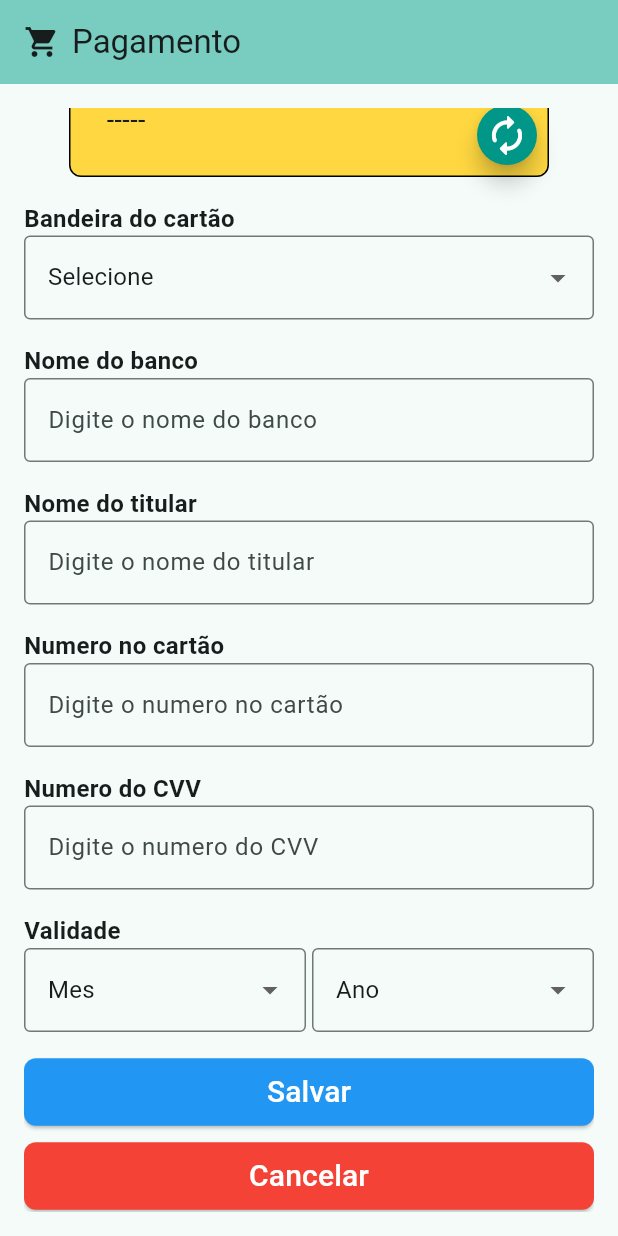
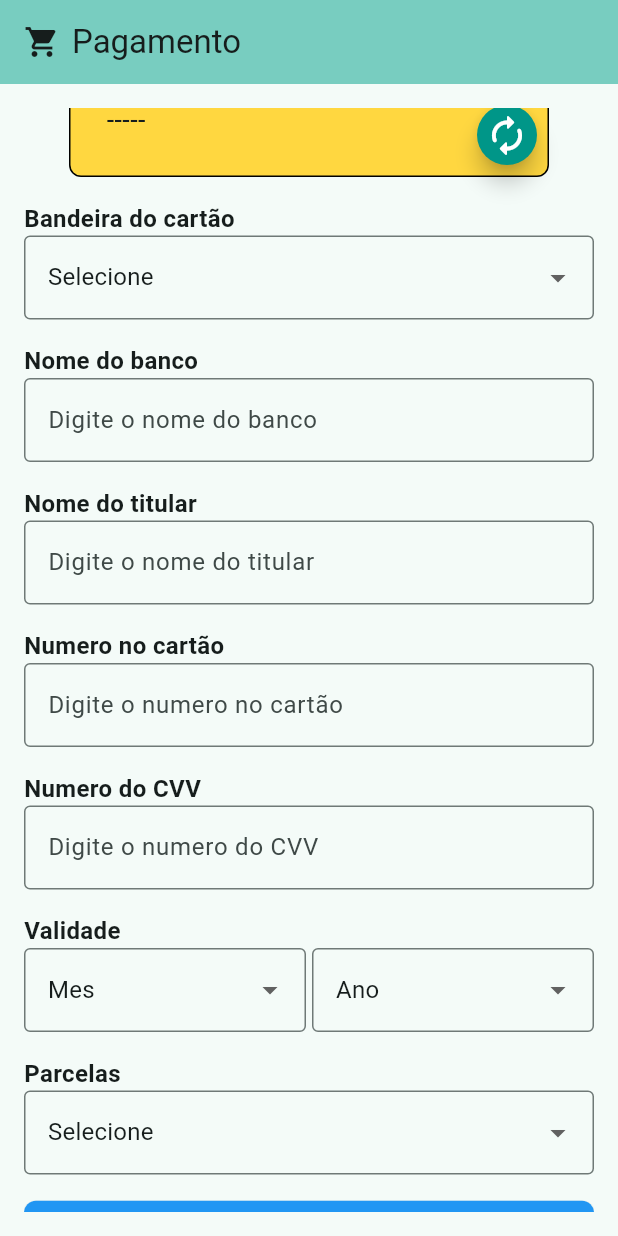
Before and after one commit to otaviohenrique1/app_compras, a Flutter app: the screen it shows after launch, scrolled down 154 dp, on a phone screen of 412 x 824 dp. Run offline on Flutter 3.47's test engine with Material 2 defaults, Android fonts, the phone set to English and light mode, and no system bars.

Commit message:
Commit 5

```diff
--- a/lib/pages/homepage.dart
+++ b/lib/pages/homepage.dart
@@ -5,6 +5,27 @@ import 'package:app_compras/components/label_campo.dart';
 import 'package:app_compras/utils/listas.dart';
 import 'package:app_compras/components/campo_texto.dart';
 import 'package:app_compras/components/select.dart';
+
+num valorTotalCompra = 900;
+
+List<String> divideValorTotalEmParcelas(
+    num valorTotal, int quantidadeParcelas) {
+  List<String> resultado = List.generate(quantidadeParcelas, (index) {
+    var parcela = index + 1;
+    var valor = (valorTotal / parcela).toStringAsFixed(2);
+    return "$parcela x R\$ $valor (Sem juros)";
+  });
+  return ["Preço à vista"] + resultado;
+}
+
+List<String> valorParcelas(num valorTotal, int quantidadeParcelas) {
+  List<String> resultado = List.generate(quantidadeParcelas, (index) {
+    var parcela = index + 1;
+    var valor = (valorTotal / quantidadeParcelas).toStringAsFixed(2);
+    return "$parcela x R\$ $valor (Sem juros)";
+  });
+  return resultado;
+}
 
 class Homepage extends StatefulWidget {
   const Homepage({super.key});
@@ -33,6 +54,11 @@ class _HomepageState extends State<Homepage> {
   String dropdownValueValidadeMeses = listaValidadeMeses.first;
   String dropdownValueValidadeAnos = listaValidadeAnos.first;
 
+  List<String> listaParcelas =
+      ["Selecione"] + divideValorTotalEmParcelas(valorTotalCompra, 12);
+
+  List<String> listaValoresParcelas = valorParcelas(valorTotalCompra, 12);
+
   @override
   void dispose() {
     nomeBancoController.dispose();
@@ -41,6 +67,8 @@ class _HomepageState extends State<Homepage> {
 
   @override
   Widget build(BuildContext context) {
+    String dropdownValueListaParcelas = listaParcelas.first;
+
     return Scaffold(
       appBar: AppBar(
         backgroundColor: Theme.of(context).colorScheme.inversePrimary,
@@ -206,6 +234,27 @@ class _HomepageState extends State<Homepage> {
                   ],
                 ),
               ),
+              LabelCampo(
+                padding: const EdgeInsets.only(bottom: 16),
+                exibeTitulo: true,
+                titulo: "Parcelas",
+                campo: Select(
+                  lista: listaParcelas,
+                  dropdownValue: dropdownValueListaParcelas,
+                  onChanged: (value) async {
+                    setState(() {
+                      dropdownValueListaParcelas = value!;
+                    });
+                  },
+                  validator: (value) {
+                    if (value == null || value == "Selecione") {
+                      return "Valor inválido";
+                    }
+                    return null;
+                  },
+                  // onSaved: (value) {_bandeiraCartaoCredito = value!;},
+                ),
+              ),
               // Text("Teste => $_nomeBanco"),
               Botao(
                 backgroundColor: Colors.blue,
```
